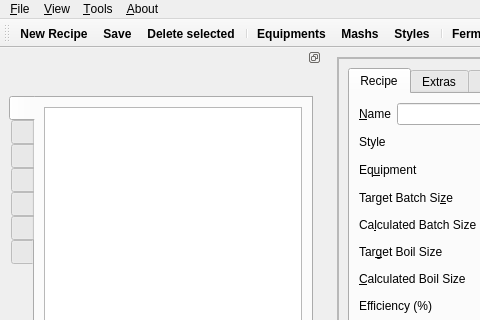
The window that ui/mainWindow.ui (mikfire/brewtarget) describes before a commit, drawn with Qt 5; both pictures show x 0 to 480 and y 0 to 320 of the 1313 by 878 pixel window.
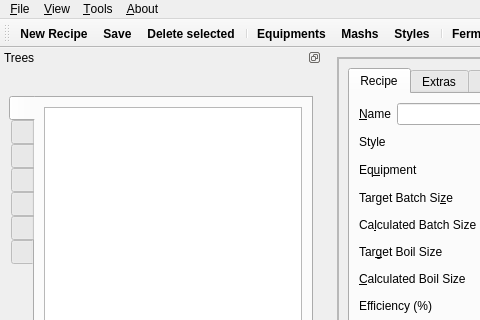
The same window after the commit. Icons and pictures are not drawn. Custom widgets are drawn as their Qt base class.

Patch:
```diff
--- a/ui/mainWindow.ui
+++ b/ui/mainWindow.ui
@@ -1626,6 +1626,9 @@
    <property name="allowedAreas">
     <set>Qt::LeftDockWidgetArea|Qt::RightDockWidgetArea</set>
    </property>
+   <property name="windowTitle">
+    <string>Trees</string>
+   </property>
    <attribute name="dockWidgetArea">
     <number>1</number>
    </attribute>
```
Left out of the diff: 4 changed lines with no effect on the pictures.
